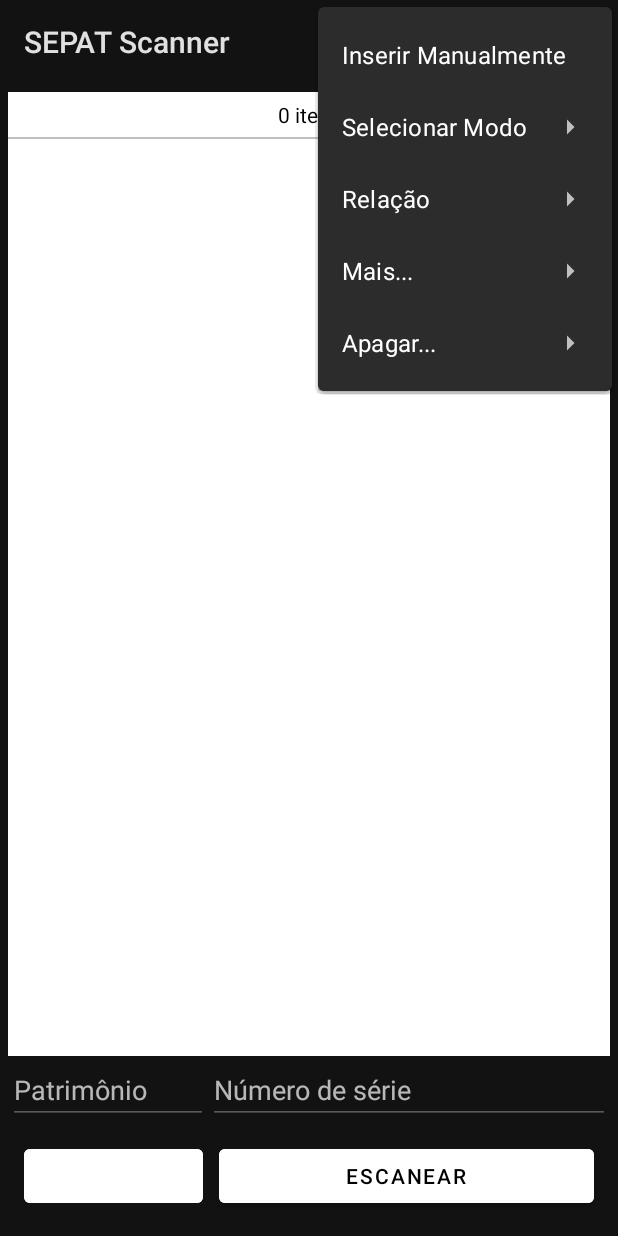
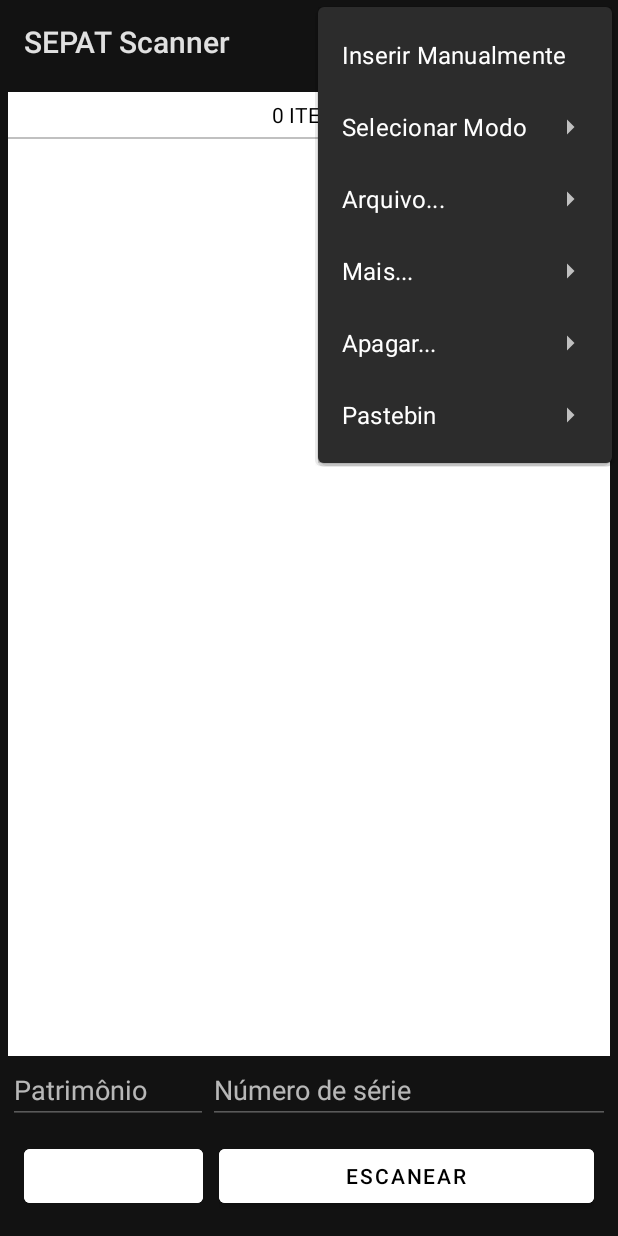
Before and after one commit to ils94/SEPAT_Scanner, an Android app: the screen it shows after launch (MainActivity), with the options menu open, on a phone screen of 412 x 824 dp. Run offline under Robolectric (Android 15) with nearby library versions, the phone set to English and light mode, and no system bars.

Commit message:
pequenas mudanças

```diff
--- a/app/src/main/java/com/droidev/sepatscanner/MainActivity.java
+++ b/app/src/main/java/com/droidev/sepatscanner/MainActivity.java
@@ -47,6 +47,7 @@ public class MainActivity extends AppCompatActivity {
     Utils utils;
     CaixaDialogo caixaDialogo;
     Arquivos arquivos;
+    Pastebin pastebin;
 
     TinyDB tinyDB;
 
@@ -60,6 +61,7 @@ public class MainActivity extends AppCompatActivity {
         utils = new Utils();
         caixaDialogo = new CaixaDialogo();
         arquivos = new Arquivos();
+        pastebin = new Pastebin();
 
         tinyDB = new TinyDB(MainActivity.this);
 
@@ -370,6 +372,25 @@ public class MainActivity extends AppCompatActivity {
 
                 return true;
 
+            case R.id.gerarQrCode:
+
+                pastebin.gerarQRCode(MainActivity.this, MainActivity.this, relacao.getText().toString());
+
+                return true;
+
+            case R.id.salvarConta:
+
+                pastebin.salvarPastebinLogin(MainActivity.this);
+
+                return true;
+
+            case R.id.criarConta:
+
+                Intent i = new Intent(Intent.ACTION_VIEW, Uri.parse("https://pastebin.com/signup"));
+                startActivity(i);
+
+                return true;
+
             default:
                 return super.onOptionsItemSelected(item);
         }
@@ -581,7 +602,7 @@ public class MainActivity extends AppCompatActivity {
 
         contador = relacao.getLineCount() - 1;
 
-        relacaoTV.setText(contador + " itens");
+        relacaoTV.setText(contador + " ITENS");
     }
 
     public void inserirManualmente() {
--- a/app/src/main/java/com/droidev/sepatscanner/ScannerActivity.java
+++ b/app/src/main/java/com/droidev/sepatscanner/ScannerActivity.java
@@ -23,6 +23,8 @@ public class ScannerActivity extends AppCompatActivity implements DecoratedBarco
     protected void onCreate(Bundle savedInstanceState) {
         super.onCreate(savedInstanceState);
         setContentView(R.layout.activity_scanner);
+
+        setTitle("ESCANEAR");
 
         utils = new Utils();
 
--- a/app/src/main/res/layout/activity_main.xml
+++ b/app/src/main/res/layout/activity_main.xml
@@ -15,7 +15,7 @@
         android:background="@color/white"
         android:gravity="center"
         android:padding="5dp"
-        android:text="0 itens"
+        android:text="0 ITENS"
         android:textColor="@color/black"/>
 
     <View
--- a/app/src/main/res/menu/menu.xml
+++ b/app/src/main/res/menu/menu.xml
@@ -42,7 +42,7 @@
 
     </item>
 
-    <item android:title="Relação">
+    <item android:title="Arquivo...">
 
         <menu>
 
@@ -102,4 +102,24 @@
 
     </item>
 
+    <item android:title="Pastebin">
+
+        <menu>
+
+            <item
+                android:id="@+id/gerarQrCode"
+                android:title="Gerar QR Code" />
+
+            <item
+                android:id="@+id/salvarConta"
+                android:title="Salvar Conta pastebin.com" />
+
+            <item
+                android:id="@+id/criarConta"
+                android:title="Criar Conta no pastebin.com" />
+
+        </menu>
+
+    </item>
+
 </menu>
```
